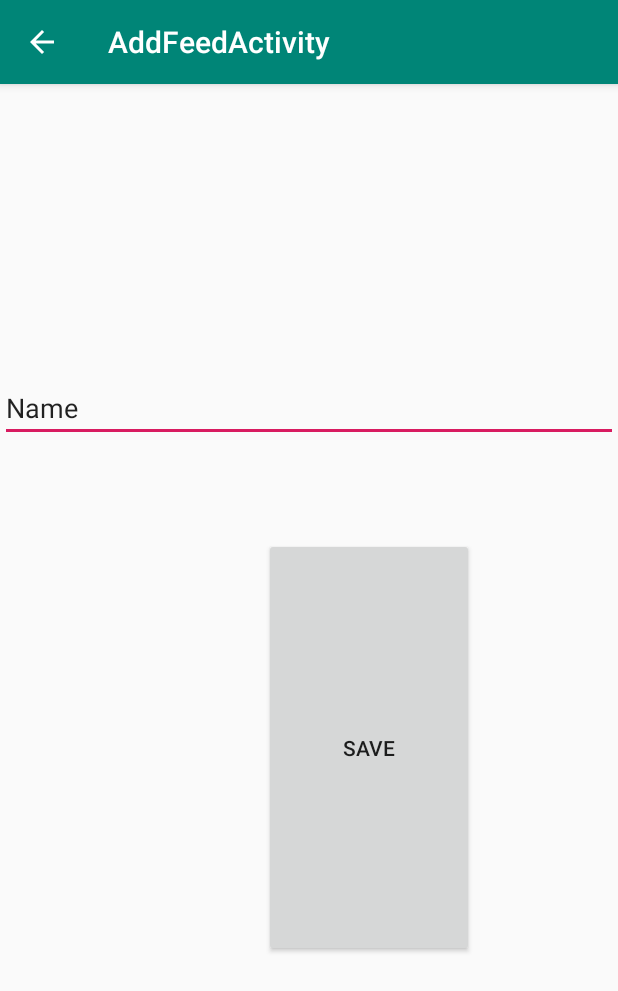
After one commit to msanto7/RSSFeed, an Android app: the AddFeedActivity screen opened directly, with no data from a screen before it, on a phone screen of 412 x 824 dp. The commit adds this screen. Shown: the top 991 px of the screen. Run offline under Robolectric (Android 15) with nearby library versions, the phone set to English and light mode, and no system bars.

Commit message:
Edit RSS Feed Layout (Unfinished)

```diff
--- /dev/null
+++ b/app/src/main/java/com/msturtle/mike/rssfeed/AddFeedActivity.java
@@ -0,0 +1,23 @@
+package com.msturtle.mike.rssfeed;
+
+import android.os.Bundle;
+import android.support.design.widget.FloatingActionButton;
+import android.support.design.widget.Snackbar;
+import android.support.v7.app.AppCompatActivity;
+import android.support.v7.widget.Toolbar;
+import android.view.View;
+
+public class AddFeedActivity extends AppCompatActivity {
+
+    @Override
+    protected void onCreate(Bundle savedInstanceState) {
+        super.onCreate(savedInstanceState);
+        setContentView(R.layout.activity_add_feed);
+        Toolbar toolbar = (Toolbar) findViewById(R.id.toolbar);
+        setSupportActionBar(toolbar);
+
+
+        getSupportActionBar().setDisplayHomeAsUpEnabled(true);
+    }
+
+}
--- /dev/null
+++ b/app/src/main/res/layout/activity_add_feed.xml
@@ -0,0 +1,25 @@
+<?xml version="1.0" encoding="utf-8"?>
+<android.support.design.widget.CoordinatorLayout xmlns:android="http://schemas.android.com/apk/res/android"
+    xmlns:app="http://schemas.android.com/apk/res-auto"
+    xmlns:tools="http://schemas.android.com/tools"
+    android:layout_width="match_parent"
+    android:layout_height="match_parent"
+    tools:context=".AddFeedActivity">
+
+    <android.support.design.widget.AppBarLayout
+        android:layout_width="match_parent"
+        android:layout_height="wrap_content"
+        android:theme="@style/AppTheme.AppBarOverlay">
+
+        <android.support.v7.widget.Toolbar
+            android:id="@+id/toolbar"
+            android:layout_width="match_parent"
+            android:layout_height="?attr/actionBarSize"
+            android:background="?attr/colorPrimary"
+            app:popupTheme="@style/AppTheme.PopupOverlay" />
+
+    </android.support.design.widget.AppBarLayout>
+
+    <include layout="@layout/content_add_feed" />
+
+</android.support.design.widget.CoordinatorLayout>
--- /dev/null
+++ b/app/src/main/res/layout/content_add_feed.xml
@@ -0,0 +1,41 @@
+<?xml version="1.0" encoding="utf-8"?>
+<android.support.constraint.ConstraintLayout xmlns:android="http://schemas.android.com/apk/res/android"
+    xmlns:app="http://schemas.android.com/apk/res-auto"
+    xmlns:tools="http://schemas.android.com/tools"
+    android:layout_width="match_parent"
+    android:layout_height="match_parent"
+    app:layout_behavior="@string/appbar_scrolling_view_behavior"
+    tools:context=".AddFeedActivity"
+    tools:showIn="@layout/activity_add_feed">
+
+    <EditText
+        android:id="@+id/addFeedEditText"
+        android:layout_width="0dp"
+        android:layout_height="wrap_content"
+        android:layout_alignParentTop="true"
+        android:layout_centerHorizontal="true"
+        android:layout_marginTop="193dp"
+        android:layout_marginBottom="30dp"
+        android:ems="10"
+        android:inputType="textPersonName"
+        android:text="Name"
+        app:layout_constraintBottom_toTopOf="@+id/addFeedButton"
+        app:layout_constraintEnd_toEndOf="parent"
+        app:layout_constraintStart_toStartOf="parent"
+        app:layout_constraintTop_toTopOf="parent" />
+
+    <Button
+        android:id="@+id/addFeedButton"
+        android:layout_width="140dp"
+        android:layout_height="0dp"
+        android:layout_below="@+id/addFeedEditText"
+        android:layout_centerHorizontal="true"
+        android:layout_marginTop="34dp"
+        android:layout_marginEnd="96dp"
+        android:layout_marginBottom="186dp"
+        android:text="Save"
+        app:layout_constraintBottom_toBottomOf="parent"
+        app:layout_constraintEnd_toEndOf="@+id/addFeedEditText"
+        app:layout_constraintTop_toBottomOf="@+id/addFeedEditText" />
+
+</android.support.constraint.ConstraintLayout>
--- a/app/src/main/res/values/strings.xml
+++ b/app/src/main/res/values/strings.xml
@@ -1,4 +1,6 @@
 <resources>
     <string name="app_name">RSS Feed</string>
     <string name="action_settings">Settings</string>
+    <string name="title_activity_add_feed">AddFeedActivity</string>
+    <string name="title_activity_edit_rss_feed">EditRssFeedActivity</string>
 </resources>
```
Also changed, not shown: app/src/main/AndroidManifest.xml (+18 -0 lines), app/src/main/java/com/msturtle/mike/rssfeed/EditRssFeedActivity.java (added, +22 -0 lines), app/src/main/res/layout/activity_edit_rss_feed.xml (added, +26 -0 lines), app/src/main/res/layout/content_edit_rss_feed.xml (added, +28 -0 lines), app/src/main/res/layout/rss_edit_feed_item_row.xml (added, +29 -0 lines).
